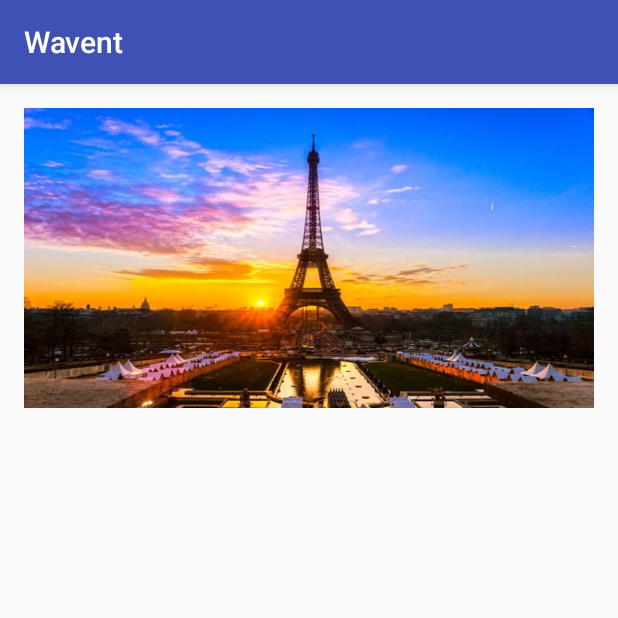
After one commit to arnaud-roland/Wavent-Android, an Android app: the DetailActivity screen opened directly, with no data from a screen before it, on a phone screen of 412 x 824 dp, the top half of it. The commit adds this screen. Run offline under Robolectric (Android 15) with nearby library versions, the phone set to English and light mode, and no system bars; our stand-ins replace data binding; network calls fail.

Commit message:
Ajout de l'affichage du detail d'un utilisateur + Databinding de la session dans le nav header

```diff
--- a/app/build.gradle
+++ b/app/build.gradle
@@ -10,6 +10,9 @@ android {
         targetSdkVersion 23
         versionCode 1
         versionName "1.0"
+    }
+    dataBinding {
+        enabled = true
     }
     buildTypes {
         release {
--- a/app/src/main/AndroidManifest.xml
+++ b/app/src/main/AndroidManifest.xml
@@ -26,8 +26,8 @@
         <activity android:name=".src.activity.RegistrationActivity" />
         <activity
             android:name=".src.activity.CreateEventActivity"
-            android:label="@string/activity_name_create_event">
-        </activity>
+            android:label="@string/activity_name_create_event"></activity>
+        <activity android:name=".src.activity.DetailActivity"></activity>
     </application>
 
 </manifest>
--- /dev/null
+++ b/app/src/main/java/com/wavent/src/activity/DetailActivity.java
@@ -0,0 +1,20 @@
+package com.wavent.src.activity;
+
+import android.databinding.DataBindingUtil;
+import android.support.v7.app.AppCompatActivity;
+import android.os.Bundle;
+
+import com.wavent.R;
+import com.wavent.databinding.ActivityDetailBinding;
+import com.wavent.src.model.Event;
+
+public class DetailActivity extends AppCompatActivity {
+
+    @Override
+    protected void onCreate(Bundle savedInstanceState) {
+        super.onCreate(savedInstanceState);
+        ActivityDetailBinding binding = DataBindingUtil.setContentView(this, R.layout.activity_detail);
+        Event detaiEvent = (Event) getIntent().getParcelableExtra("myEvent");
+        binding.setEvent(detaiEvent);
+    }
+}
--- /dev/null
+++ b/app/src/main/res/layout/activity_detail.xml
@@ -0,0 +1,31 @@
+<?xml version="1.0" encoding="utf-8"?>
+<layout xmlns:android="http://schemas.android.com/apk/res/android">
+    <data>
+        <variable name="event" type="com.wavent.src.model.Event"/>
+    </data>
+
+    <LinearLayout
+        android:orientation="vertical"
+        android:layout_width="match_parent"
+        android:layout_height="match_parent"
+        android:paddingBottom="@dimen/activity_vertical_margin"
+        android:paddingLeft="@dimen/activity_horizontal_margin"
+        android:paddingRight="@dimen/activity_horizontal_margin"
+        android:paddingTop="@dimen/activity_vertical_margin">
+
+    <ImageView
+        android:layout_width="wrap_content"
+        android:layout_height="200dp"
+        android:id="@+id/imageView2"
+        android:background="@drawable/parisguidetower"
+        android:layout_gravity="center_horizontal" />
+
+    <TextView android:layout_width="wrap_content"
+        android:layout_height="wrap_content"
+        android:text="@{event.name}"/>
+
+    <TextView android:layout_width="wrap_content"
+        android:layout_height="wrap_content"
+        android:text="@{event.subject}"/>
+    </LinearLayout>
+</layout>
```
Also changed, not shown: app/src/main/java/com/wavent/src/activity/ListEventActivity.java (+19 -5 lines), app/src/main/java/com/wavent/src/activity/RegistrationActivity.java (+0 -10 lines), app/src/main/java/com/wavent/src/model/Event.java (+43 -1 lines), app/src/main/java/com/wavent/src/model/User.java (+7 -1 lines), app/src/main/res/layout/activity_list.xml (added, +26 -0 lines), app/src/main/res/layout/activity_main.xml (deleted, +0 -25 lines), app/src/main/res/layout/nav_header_main.xml (+20 -4 lines).
